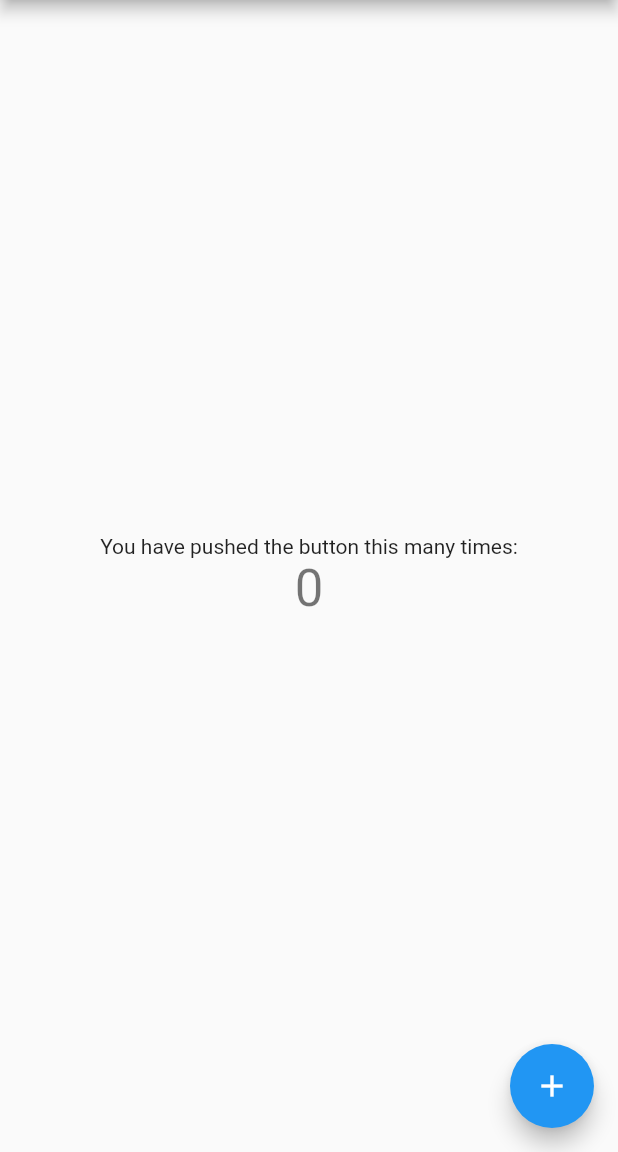
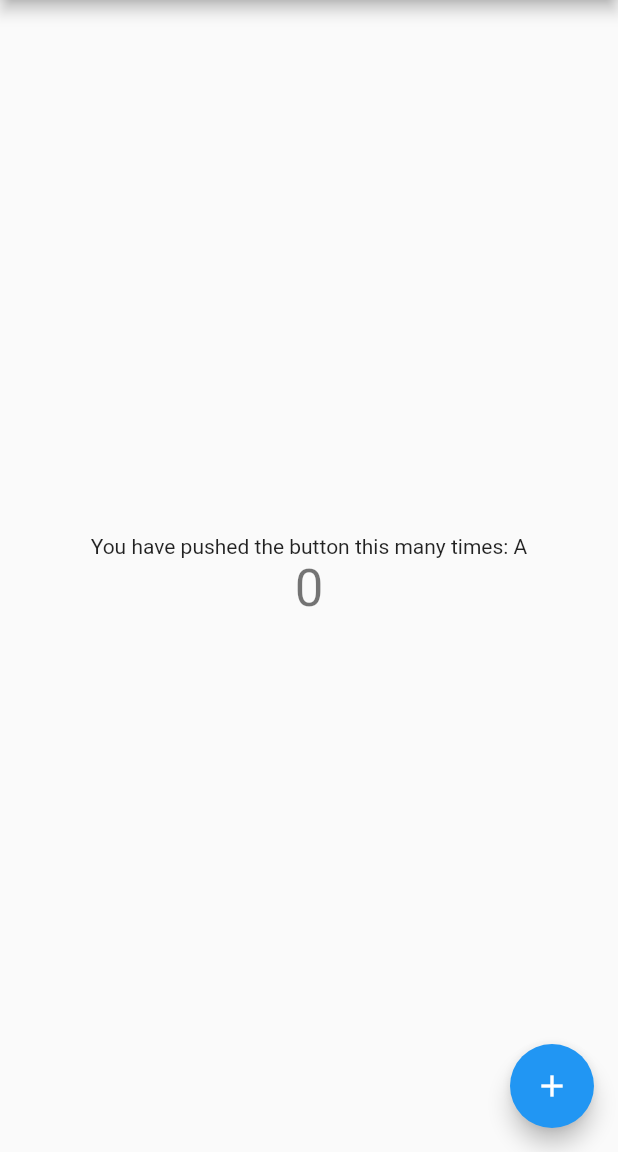
Before and after one commit to martynfigueiredo/employee_book, a Flutter app: the screen it shows after launch, on a phone screen of 412 x 824 dp, the part 84-1236 px from its top. Run offline on Flutter 3.47's test engine with Material 2 defaults, Android fonts, the phone set to English and light mode, and no system bars.

```diff
--- a/lib/main.dart
+++ b/lib/main.dart
@@ -50,7 +50,7 @@ class _MyHomePageState extends State<MyHomePage> {
           mainAxisAlignment: MainAxisAlignment.center,
           children: <Widget>[
             const Text(
-              'You have pushed the button this many times:',
+              'You have pushed the button this many times: A',
             ),
             Text(
               '$_counter',
@@ -61,7 +61,7 @@ class _MyHomePageState extends State<MyHomePage> {
       ),
       floatingActionButton: FloatingActionButton(
         onPressed: _incrementCounter,
-        tooltip: 'Increment',
+        tooltip: 'Increment A',
         child: const Icon(Icons.add),
       ),
     );
```
